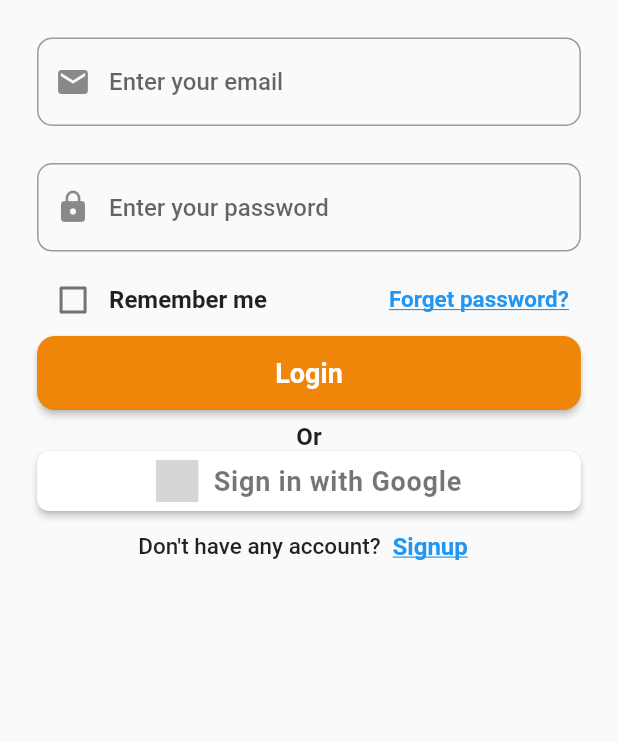
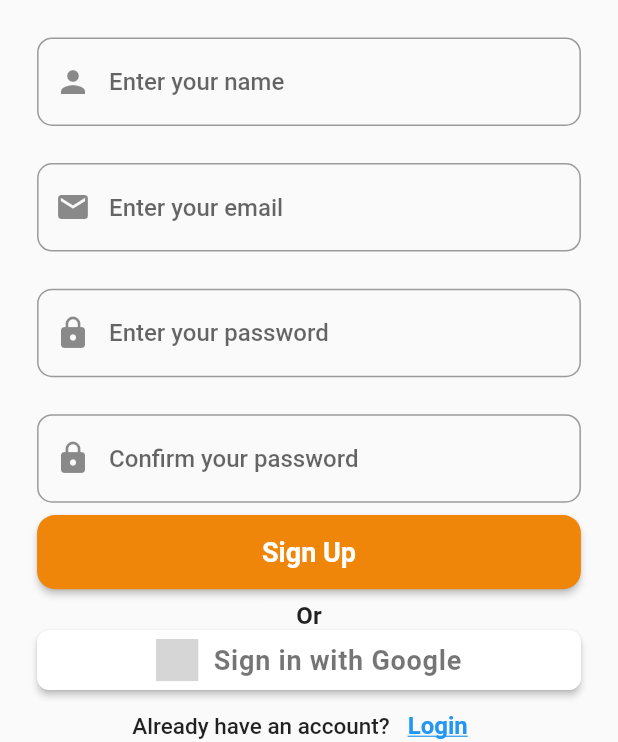
Before and after one commit to sabin6969/Personal-Meeting-Scheduling-Platform, a Flutter app: the screen it shows after launch, on a phone screen of 412 x 824 dp, the part 494-1236 px from its top. Run offline on Flutter 3.47's test engine with Material 2 defaults, Android fonts, the phone set to English and light mode, and no system bars; our stand-ins replace auth_buttons, firebase_core; accounts and stored records are empty; grey boxes are pictures that could not be loaded.

Commit message:
Added a basic signup page to the app

```diff
--- a/lib/main.dart
+++ b/lib/main.dart
@@ -1,6 +1,7 @@
 import 'package:flutter/material.dart';
 import 'package:firebase_core/firebase_core.dart';
 import 'package:personalmeetingschedulingplatform/views/login_page.dart';
+import 'package:personalmeetingschedulingplatform/views/signup_page.dart';
 
 void main() async {
   // nonsense
@@ -18,9 +19,10 @@ class MyApp extends StatelessWidget {
       title: "Personal Meeting Scheduling App",
       debugShowCheckedModeBanner: false,
       theme: ThemeData(brightness: Brightness.light),
-      initialRoute: "login",
+      initialRoute: "signup",
       routes: {
         "login": (context) => const LoginPage(),
+        "signup": (context) => const SignupPage(),
       },
     );
   }
--- a/lib/views/signup_page.dart
+++ b/lib/views/signup_page.dart
@@ -0,0 +1,188 @@
+import 'package:flutter/material.dart';
+import 'package:auth_buttons/auth_buttons.dart';
+import 'package:personalmeetingschedulingplatform/views/login_page.dart';
+
+class SignupPage extends StatefulWidget {
+  const SignupPage({Key? key});
+
+  @override
+  State<SignupPage> createState() => _SignupPageState();
+}
+
+class _SignupPageState extends State<SignupPage> {
+  @override
+  Widget build(BuildContext context) {
+    var size = MediaQuery.of(context).size;
+    return Scaffold(
+      body: SafeArea(
+        child: SingleChildScrollView(
+          child: Column(
+            children: [
+              SizedBox(
+                height: size.height * 0.40,
+                width: size.width,
+                child: Image.asset(
+                  "asset/images/Logo.png", // Replace with your logo image path
+                  fit: BoxFit.cover,
+                ),
+              ),
+              Form(
+                child: Column(
+                  children: [
+                    Padding(
+                      padding: EdgeInsets.symmetric(
+                        horizontal: size.width * 0.06,
+                        vertical: size.height * 0.03,
+                      ),
+                      child: Column(
+                        children: [
+                          TextFormField(
+                            decoration: InputDecoration(
+                              prefixIcon: const Icon(
+                                Icons.person,
+                              ),
+                              hintStyle: const TextStyle(
+                                fontSize: 16,
+                                fontWeight: FontWeight.w500,
+                              ),
+                              hintText: "Enter your name",
+                              border: OutlineInputBorder(
+                                borderRadius: BorderRadius.circular(10),
+                              ),
+                            ),
+                          ),
+                          SizedBox(
+                            height: size.height * 0.03,
+                          ),
+                          TextFormField(
+                            decoration: InputDecoration(
+                              prefixIcon: const Icon(
+                                Icons.email,
+                              ),
+                              hintStyle: const TextStyle(
+                                fontSize: 16,
+                                fontWeight: FontWeight.w500,
+                              ),
+                              hintText: "Enter your email",
+                              border: OutlineInputBorder(
+                                borderRadius: BorderRadius.circular(10),
+                              ),
+                            ),
+                          ),
+                          SizedBox(
+                            height: size.height * 0.03,
+                          ),
+                          TextFormField(
+                            obscureText: true,
+                            decoration: InputDecoration(
+                              hintStyle: const TextStyle(
+                                fontSize: 16,
+                                fontWeight: FontWeight.w500,
+                              ),
+                              hintText: "Enter your password",
+                              prefixIcon: const Icon(Icons.lock),
+                              border: OutlineInputBorder(
+                                borderRadius: BorderRadius.circular(10),
+                              ),
+                            ),
+                          ),
+                          SizedBox(
+                            height: size.height * 0.03,
+                          ),
+                          TextFormField(
+                            obscureText: true,
+                            decoration: InputDecoration(
+                              hintStyle: const TextStyle(
+                                fontSize: 16,
+                                fontWeight: FontWeight.w500,
+                              ),
+                              hintText: "Confirm your password",
+                              prefixIcon: const Icon(Icons.lock),
+                              border: OutlineInputBorder(
+                                borderRadius: BorderRadius.circular(10),
+                              ),
+                            ),
+                          ),
+                          SizedBox(
+                            height: size.height * 0.01,
+                          ),
+                          MaterialButton(
+                            shape: RoundedRectangleBorder(
+                              borderRadius: BorderRadius.circular(12),
+                            ),
+                            minWidth: size.width,
+                            color: const Color(0xFFEF8509),
+                            height: size.height * 0.06,
+                            onPressed: () {
+                              // Handle signup logic here
+                            },
+                            child: const Text(
+                              "Sign Up",
+                              style: TextStyle(
+                                fontSize: 18,
+                                fontWeight: FontWeight.bold,
+                                color: Colors.white,
+                              ),
+                            ),
+                          ),
+                          SizedBox(
+                            height: size.height * 0.01,
+                          ),
+                          const Text(
+                            "Or",
+                            style: TextStyle(
+                              fontSize: 16,
+                              fontWeight: FontWeight.w600,
+                            ),
+                          ),
+                          SizedBox(
+                            width: size.width,
+                            child: GoogleAuthButton(
+                              onPressed: () {
+                                // Handle Google sign up logic here
+                              },
+                            ),
+                          ),
+                          Row(
+                            mainAxisAlignment: MainAxisAlignment.center,
+                            children: [
+                              const Text(
+                                "Already have an account?",
+                                style: TextStyle(
+                                  fontSize: 15,
+                                  fontWeight: FontWeight.w500,
+                                ),
+                              ),
+                              TextButton(
+                                onPressed: () {
+                                  // Navigate to the login page
+                                  Navigator.of(context).pushReplacement(
+                                    MaterialPageRoute(
+                                      builder: (context) => LoginPage(),
+                                    ),
+                                  );
+                                },
+                                child: const Text(
+                                  "Login",
+                                  style: TextStyle(
+                                    fontSize: 16,
+                                    fontWeight: FontWeight.w700,
+                                    decoration: TextDecoration.underline,
+                                  ),
+                                ),
+                              ),
+                            ],
+                          ),
+                        ],
+                      ),
+                    ),
+                  ],
+                ),
+              ),
+            ],
+          ),
+        ),
+      ),
+    );
+  }
+}
```
